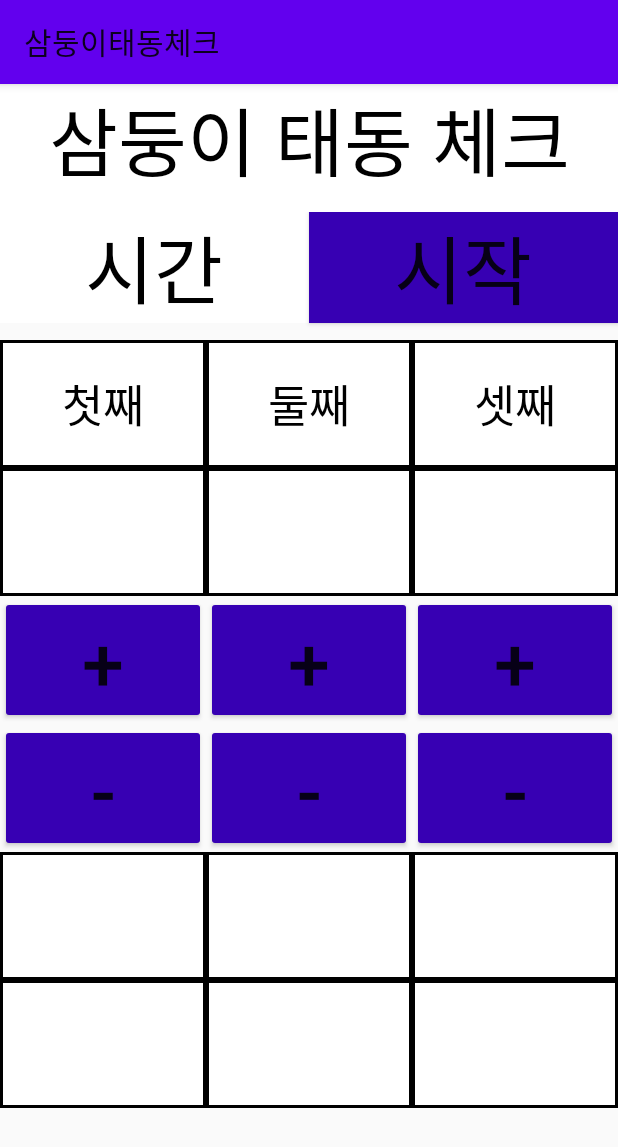
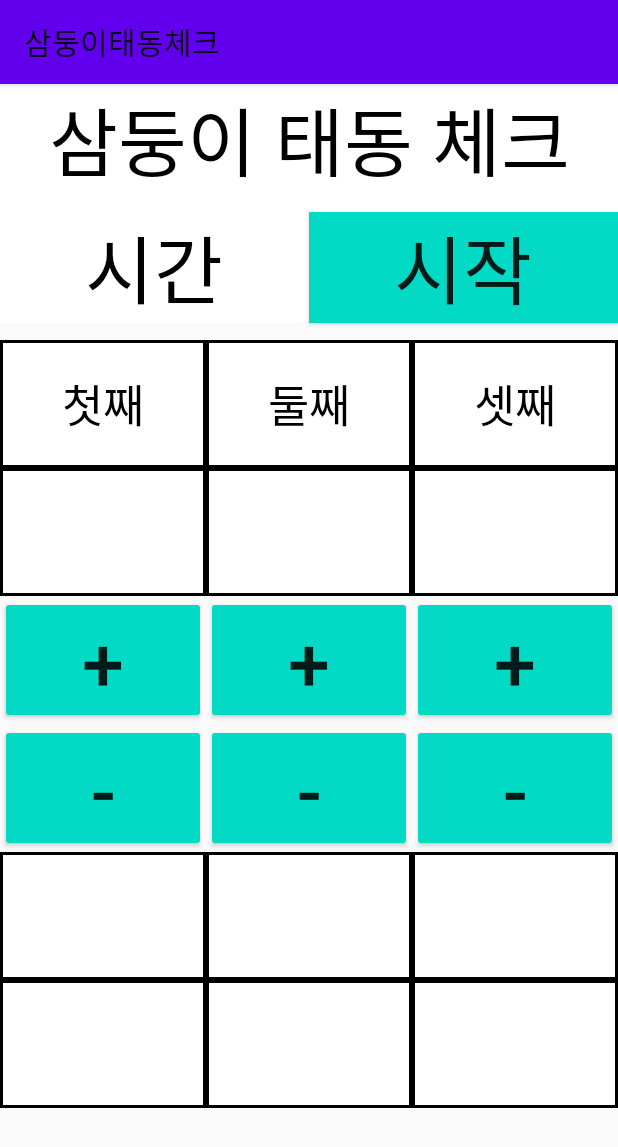
Before and after one commit to whsMCU/tripletschecker, an Android app: the screen it shows after launch (MainActivity), on a phone screen of 412 x 824 dp. Shown: the top 1147 px of the screen. Run offline under Robolectric (Android 15) with nearby library versions, the phone set to English and light mode, and no system bars; our stand-ins replace AdMob.

Commit message:
배경 설정 변경

```diff
--- a/app/src/main/res/layout/activity_main.xml
+++ b/app/src/main/res/layout/activity_main.xml
@@ -46,7 +46,7 @@
             android:layout_height="wrap_content"
             android:layout_weight="1"
             android:background="@color/white"
-            android:backgroundTint="@color/purple_700"
+            android:backgroundTint="@color/teal_200"
             android:gravity="center_horizontal"
             android:text="시작"
             android:textSize="50dp" />
@@ -144,7 +144,7 @@
             android:layout_width="0dp"
             android:layout_height="match_parent"
             android:layout_weight="1"
-            android:backgroundTint="@color/purple_700"
+            android:backgroundTint="@color/teal_200"
             android:text="+"
             android:textSize="50dp" />
 
@@ -153,7 +153,7 @@
             android:layout_width="0dp"
             android:layout_height="match_parent"
             android:layout_weight="1"
-            android:backgroundTint="@color/purple_700"
+            android:backgroundTint="@color/teal_200"
             android:text="+"
             android:textSize="50dp" />
 
@@ -162,7 +162,7 @@
             android:layout_width="0dp"
             android:layout_height="match_parent"
             android:layout_weight="1"
-            android:backgroundTint="@color/purple_700"
+            android:backgroundTint="@color/teal_200"
             android:text="+"
             android:textSize="50dp" />
     </LinearLayout>
@@ -179,7 +179,7 @@
             android:layout_width="0dp"
             android:layout_height="match_parent"
             android:layout_weight="1"
-            android:backgroundTint="@color/purple_700"
+            android:backgroundTint="@color/teal_200"
             android:text="-"
             android:textSize="50dp" />
 
@@ -188,7 +188,7 @@
             android:layout_width="0dp"
             android:layout_height="match_parent"
             android:layout_weight="1"
-            android:backgroundTint="@color/purple_700"
+            android:backgroundTint="@color/teal_200"
             android:text="-"
             android:textSize="50dp" />
 
@@ -197,7 +197,7 @@
             android:layout_width="0dp"
             android:layout_height="match_parent"
             android:layout_weight="1"
-            android:backgroundTint="@color/purple_700"
+            android:backgroundTint="@color/teal_200"
             android:text="-"
             android:textSize="50dp" />
     </LinearLayout>
--- a/app/src/main/res/values-night/themes.xml
+++ b/app/src/main/res/values-night/themes.xml
@@ -1,6 +1,6 @@
 <resources xmlns:tools="http://schemas.android.com/tools">
     <!-- Base application theme. -->
-    <style name="Theme.Tripletschecker" parent="Theme.MaterialComponents.DayNight.DarkActionBar">
+    <style name="Theme.Tripletschecker" parent="Theme.AppCompat.Light">
         <!-- Primary brand color. -->
         <item name="colorPrimary">@color/purple_200</item>
         <item name="colorPrimaryVariant">@color/purple_700</item>
```
